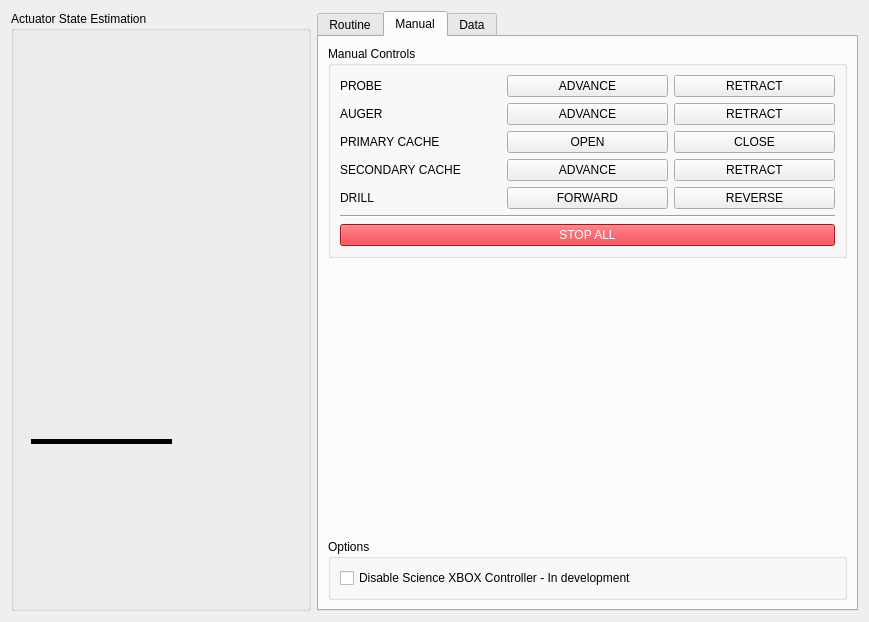
This is mars_ws/src/science/science/routine_gui/routine_gui.ui in BYUMarsRover/Autonomy-ROS2 as Qt 5 draws it before an edit. The edited form follows.
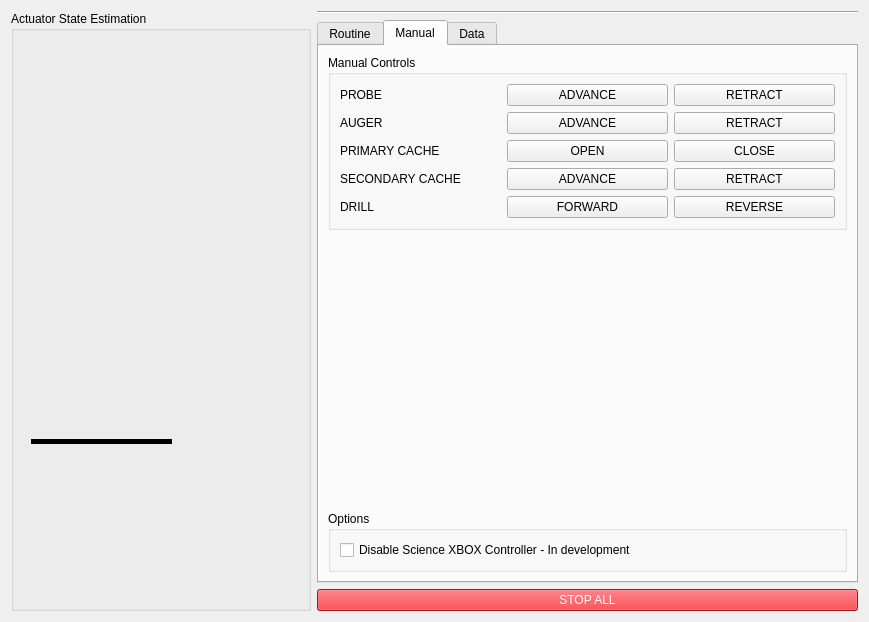
This is the edited form. The open tabs and pages were chosen to show the change. Icons and pictures are not drawn.

Commit message: Added Kill switch to main GUI

```diff
--- a/mars_ws/src/science/science/routine_gui/routine_gui.ui
+++ b/mars_ws/src/science/science/routine_gui/routine_gui.ui
@@ -337,6 +337,15 @@
     </layout>
    </item>
    <item>
+    <layout class="QVBoxLayout" name="verticalLayout_4">
+     <item>
+      <widget class="Line" name="line_2">
+       <property name="orientation">
+        <enum>Qt::Horizontal</enum>
+       </property>
+      </widget>
+     </item>
+     <item>
     <widget class="QTabWidget" name="tabWidget">
      <property name="currentIndex">
       <number>1</number>
@@ -656,24 +665,6 @@
             </item>
            </layout>
           </item>
-          <item>
-           <widget class="Line" name="line_2">
-            <property name="orientation">
-             <enum>Qt::Horizontal</enum>
-            </property>
-           </widget>
-          </item>
-          <item>
-           <widget class="QPushButton" name="stop_all_button">
-            <property name="styleSheet">
-             <string notr="true">background-color: rgb(224, 27, 36);
-color: rgb(255, 255, 255);</string>
-            </property>
-            <property name="text">
-             <string>STOP ALL</string>
-            </property>
-           </widget>
-          </item>
          </layout>
         </widget>
        </item>
@@ -823,6 +814,19 @@
       </layout>
      </widget>
     </widget>
+     </item>
+     <item>
+      <widget class="QPushButton" name="stop_all_button">
+       <property name="styleSheet">
+        <string notr="true">background-color: rgb(224, 27, 36);
+color: rgb(255, 255, 255);</string>
+       </property>
+       <property name="text">
+        <string>STOP ALL</string>
+       </property>
+      </widget>
+     </item>
+    </layout>
    </item>
   </layout>
  </widget>
```
Left out of the diff: 10 changed lines with no effect on the pictures. Lines whose indentation alone changed are shown as unchanged. The commit also changes 2 other files.
